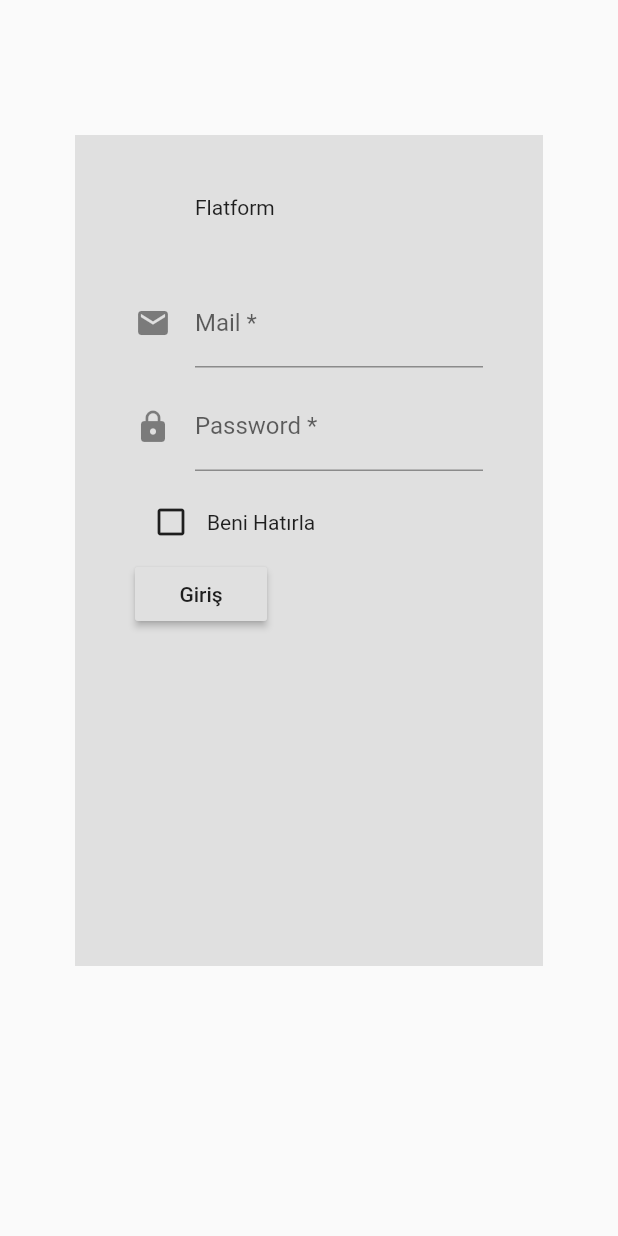
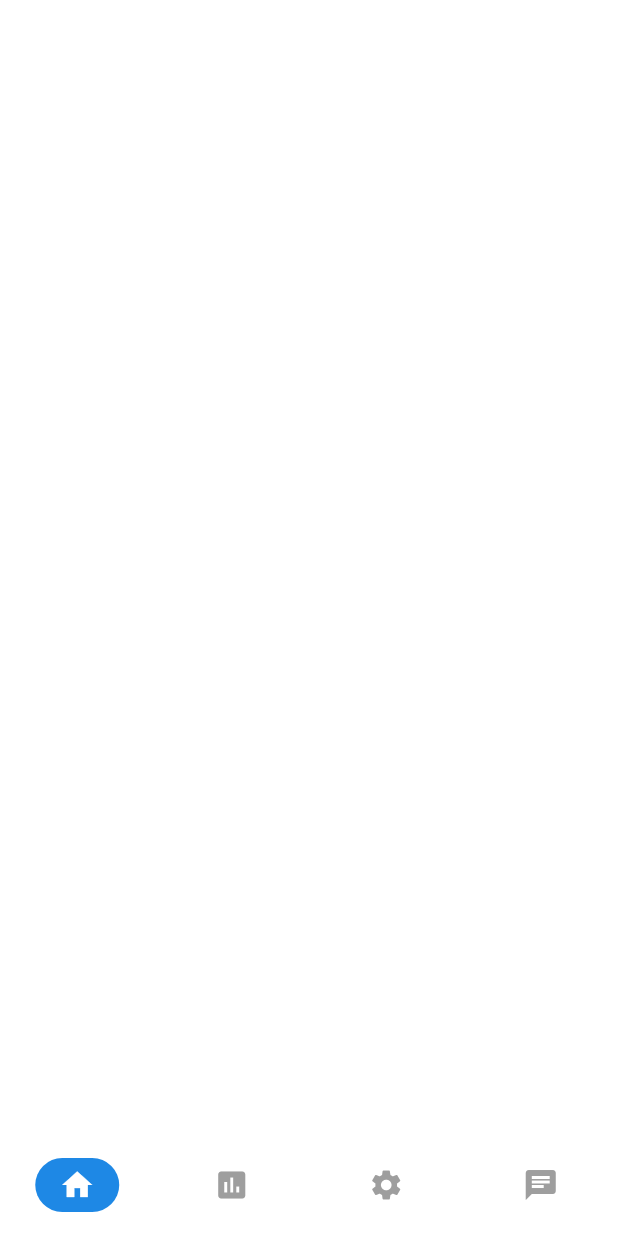
Before and after one commit to ayberkbozkus/flatform, a Flutter app: the screen it shows after launch, on a phone screen of 412 x 824 dp. Run offline on Flutter 3.47's test engine with Material 2 defaults, Android fonts, the phone set to English and light mode, and no system bars; our stand-ins replace charts_flutter, fl_chart, font_awesome_flutter; missing offline and left inert: dart:ffi, flutter_covid_dashboard_ui, flutter_sparkline.

Commit message:
change screen code

```diff
--- /dev/null
+++ b/lib/dart_backup2.dart
@@ -0,0 +1,77 @@
+import 'package:flatform/screens/home.dart';
+import 'package:flatform/screens/person.dart';
+import 'package:flutter/material.dart';
+import 'package:charts_flutter/flutter.dart';
+
+void main() => runApp(MaterialApp(
+      home: Login(),
+    ));
+
+class Login extends StatelessWidget {
+  @override
+  Widget build(BuildContext context) {
+    return Scaffold(
+      body: Container(
+        padding: EdgeInsets.fromLTRB(40.0, 0.0, 40.0, 40.0),
+        margin: EdgeInsets.fromLTRB(50.0, 90.0, 50.0, 180.0),
+        color: Colors.grey[300],
+        child: Column(
+            crossAxisAlignment: CrossAxisAlignment.start,
+            children: <Widget>[
+              Container(
+                padding: EdgeInsets.all(40.0),
+                child: Text(
+                  'Flatform',
+
+                ),
+              ),
+              Container(
+                padding: EdgeInsets.fromLTRB(0.0, 0.0, 0.0, 10.0),
+                child: TextFormField(
+                  decoration: const InputDecoration(
+                    icon: Icon(Icons.mail),
+                    hintText: '@farplas.com',
+                    labelText: 'Mail *',
+                  ),
+                ),
+              ), //Text Input
+
+              Container(
+                padding: EdgeInsets.fromLTRB(0.0, 0.0, 0.0, 10.0),
+                child: TextFormField(
+                  decoration: const InputDecoration(
+                    icon: Icon(Icons.lock),
+                    labelText: 'Password *',
+                  ),
+                  obscureText: true,
+                ),
+              ), //Text Input
+              Container(
+                child: Row(
+                  children: <Widget>[
+                    Container(
+                      child: IconButton(
+                        onPressed: () {},
+                        icon: Icon(Icons.check_box_outline_blank),
+                      ),
+                    ),
+                    Container(
+                      child: Text('Beni Hatırla'),
+                    ),
+                  ],
+                ),
+              ),
+              Container(
+                child: RaisedButton(
+                  onPressed: () {
+                    Navigator.push(context,
+                        MaterialPageRoute(builder: (context) => Home()));
+                  },
+                  child: Text('Giriş'),
+                ),
+              ),
+            ]),
+      ),
+    );
+  }
+}
--- a/lib/main.dart
+++ b/lib/main.dart
@@ -1,7 +1,5 @@
-import 'package:flatform/screens/home.dart';
-import 'package:flatform/screens/person.dart';
+import 'package:flatform/screens/bottomNavScreen.dart';
 import 'package:flutter/material.dart';
-import 'package:charts_flutter/flutter.dart';
 
 void main() => runApp(MaterialApp(
       home: Login(),
@@ -10,68 +8,14 @@ void main() => runApp(MaterialApp(
 class Login extends StatelessWidget {
   @override
   Widget build(BuildContext context) {
-    return Scaffold(
-      body: Container(
-        padding: EdgeInsets.fromLTRB(40.0, 0.0, 40.0, 40.0),
-        margin: EdgeInsets.fromLTRB(50.0, 90.0, 50.0, 180.0),
-        color: Colors.grey[300],
-        child: Column(
-            crossAxisAlignment: CrossAxisAlignment.start,
-            children: <Widget>[
-              Container(
-                padding: EdgeInsets.all(40.0),
-                child: Text(
-                  'Flatform',
-
-                ),
-              ),
-              Container(
-                padding: EdgeInsets.fromLTRB(0.0, 0.0, 0.0, 10.0),
-                child: TextFormField(
-                  decoration: const InputDecoration(
-                    icon: Icon(Icons.mail),
-                    hintText: '@farplas.com',
-                    labelText: 'Mail *',
-                  ),
-                ),
-              ), //Text Input
-
-              Container(
-                padding: EdgeInsets.fromLTRB(0.0, 0.0, 0.0, 10.0),
-                child: TextFormField(
-                  decoration: const InputDecoration(
-                    icon: Icon(Icons.lock),
-                    labelText: 'Password *',
-                  ),
-                  obscureText: true,
-                ),
-              ), //Text Input
-              Container(
-                child: Row(
-                  children: <Widget>[
-                    Container(
-                      child: IconButton(
-                        onPressed: () {},
-                        icon: Icon(Icons.check_box_outline_blank),
-                      ),
-                    ),
-                    Container(
-                      child: Text('Beni Hatırla'),
-                    ),
-                  ],
-                ),
-              ),
-              Container(
-                child: RaisedButton(
-                  onPressed: () {
-                    Navigator.push(context,
-                        MaterialPageRoute(builder: (context) => Home()));
-                  },
-                  child: Text('Giriş'),
-                ),
-              ),
-            ]),
+    return MaterialApp(
+      title: 'Flatfom',
+      debugShowCheckedModeBanner: false,
+      theme: ThemeData(
+        primarySwatch: Colors.blue,
+        scaffoldBackgroundColor: Colors.white,
       ),
+      home: BottomNavScreen(),
     );
   }
 }
--- /dev/null
+++ b/lib/screens/bottomNavScreen.dart
@@ -0,0 +1,58 @@
+import 'package:flutter/material.dart';
+
+class BottomNavScreen extends StatefulWidget {
+  @override
+  _BottomNavScreenState createState() => _BottomNavScreenState();
+}
+
+class _BottomNavScreenState extends State<BottomNavScreen> {
+  final List _screens = [
+    Scaffold(),
+    Scaffold(),
+    Scaffold(),
+    Scaffold(),
+  ];
+
+  int _currentIndex = 0;
+
+  @override
+  Widget build(BuildContext context) {
+    return Scaffold(
+      body: _screens[_currentIndex],
+      bottomNavigationBar: BottomNavigationBar(
+        currentIndex: _currentIndex,
+        onTap: (index) => setState(() => _currentIndex = index),
+        type: BottomNavigationBarType.fixed,
+        backgroundColor: Colors.white,
+        showSelectedLabels: false,
+        showUnselectedLabels: false,
+        selectedItemColor: Colors.white,
+        unselectedItemColor: Colors.grey,
+        elevation: 0.0,
+        items: [Icons.home, Icons.insert_chart, Icons.settings, Icons.chat]
+            .asMap()
+            .map((key, value) => MapEntry(
+                  key,
+                  BottomNavigationBarItem(
+                    title: Text(''),
+                    icon: Container(
+                      padding: const EdgeInsets.symmetric(
+                        vertical: 6.0,
+                        horizontal: 16.0,
+                      ),
+                      decoration: BoxDecoration(
+                        color: _currentIndex == key
+                            ? Colors.blue[600]
+                            : Colors.transparent,
+                        borderRadius: BorderRadius.circular(20.0),
+                      ),
+                      child: Icon(value),
+                    ),
+                  ),
+                ))
+            .values
+            .toList(),
+      ),
+    );
+  }
+}
--- /dev/null
+++ b/lib/screens/screens.dart
@@ -0,0 +1,6 @@
+export 'bottomNavScreen.dart';
+export 'homeScreen.dart';
+export 'chatScreen.dart';
+export 'SettingsScreen.dart';
+export 'factoryScreen.dart';
+export 'machineScreen.dart';
```
Also changed, not shown: lib/screens/homeScreen.dart (added).
